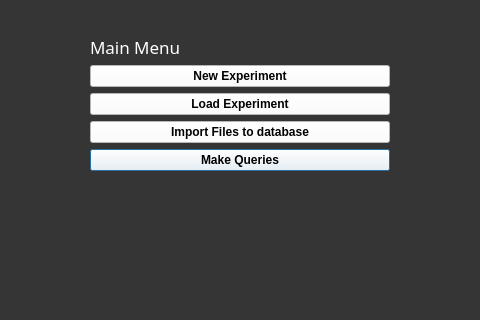
The window that app/dialogs/frames/mainmenu.ui (jnicoleoliveira/SPECData) describes before a commit, drawn with Qt 5; both pictures show x 313 to 793 and y 272 to 592 of the 1106 by 750 pixel window.
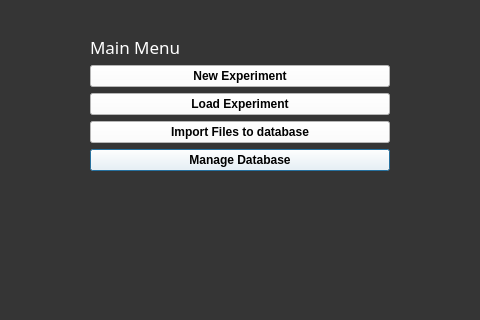
The same window after the commit. Icons and pictures are not drawn.

Patch:
```diff
--- a/app/dialogs/frames/mainmenu.ui
+++ b/app/dialogs/frames/mainmenu.ui
@@ -38,7 +38,7 @@
       <string notr="true">background-color: rgb(255, 255, 255);</string>
      </property>
      <property name="text">
-      <string>Make Queries</string>
+      <string>Manage Database</string>
      </property>
     </widget>
    </item>
```
Left out of the diff: 7 changed lines with no effect on the pictures.
